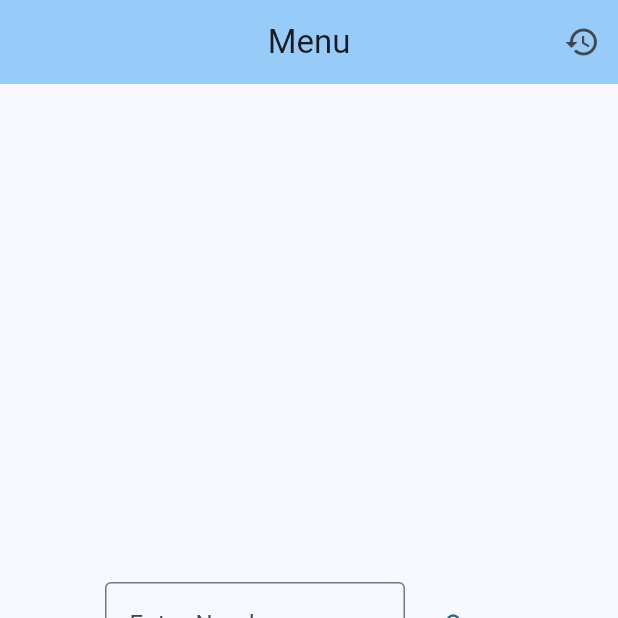
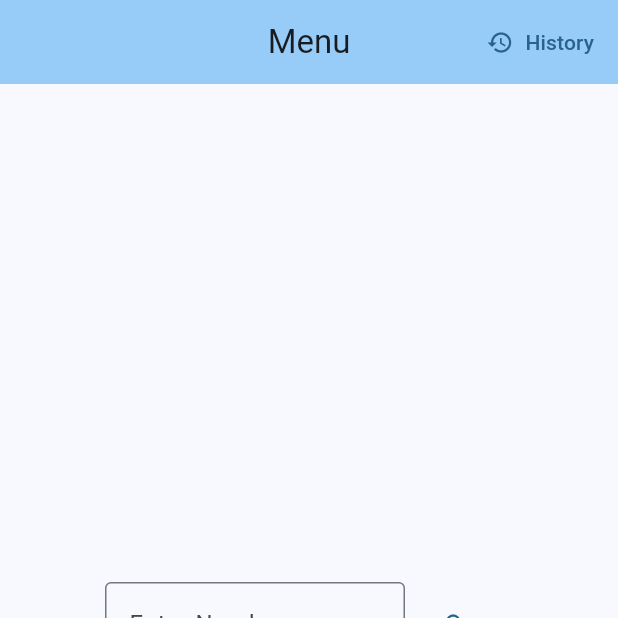
Before and after one commit to vitaliiboiko360/number_funfact_flutter, a Flutter app: the screen it shows after launch, on a phone screen of 412 x 824 dp, the top half of it. Run offline on Flutter 3.47's test engine with Material 3 defaults, Android fonts, the phone set to English and light mode, and no system bars.

Commit message:
replace history button type

```diff
--- a/lib/src/home_menu.dart
+++ b/lib/src/home_menu.dart
@@ -34,9 +34,9 @@ class _HomeMenuPageState extends State<HomeMenuPage> {
 
 List<Widget> _buildActions(context) {
   return [
-    IconButton(
+    TextButton.icon(
       icon: const Icon(Icons.history),
-      tooltip: "History",
+      label: const Text('History'),
       onPressed: () {
         Navigator.pushNamed(context, historyRouteName);
       },
```
